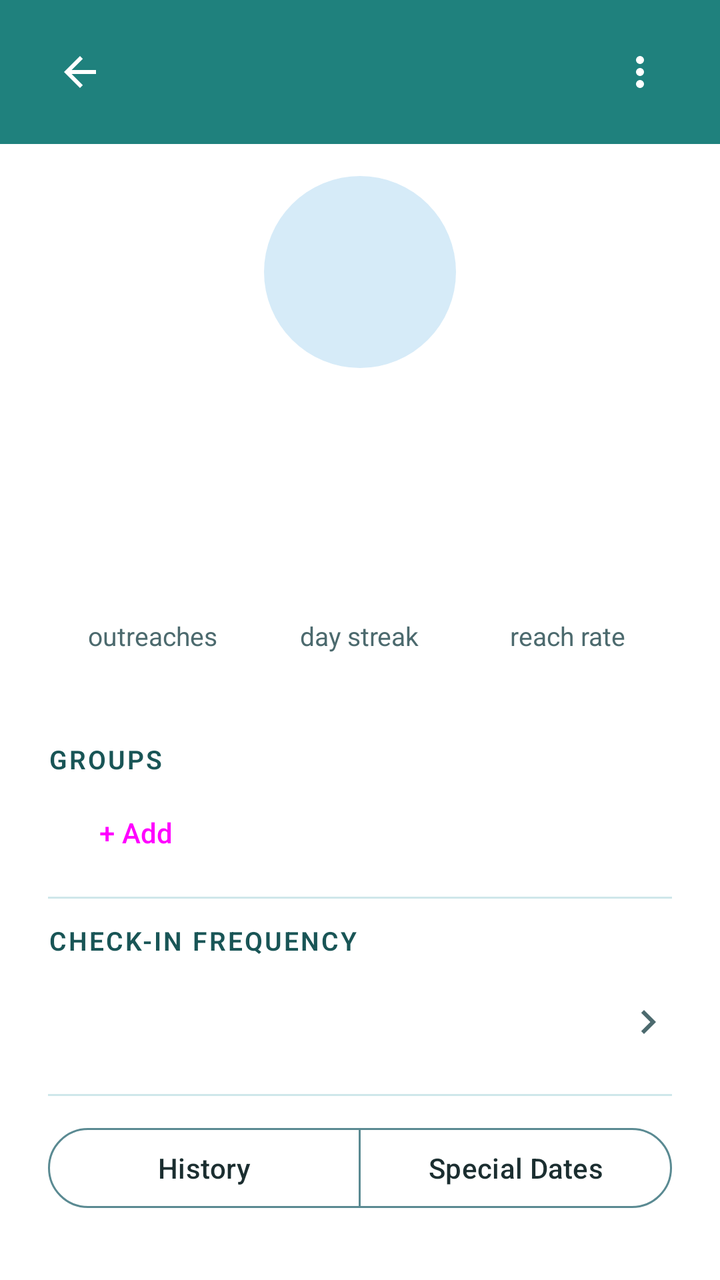
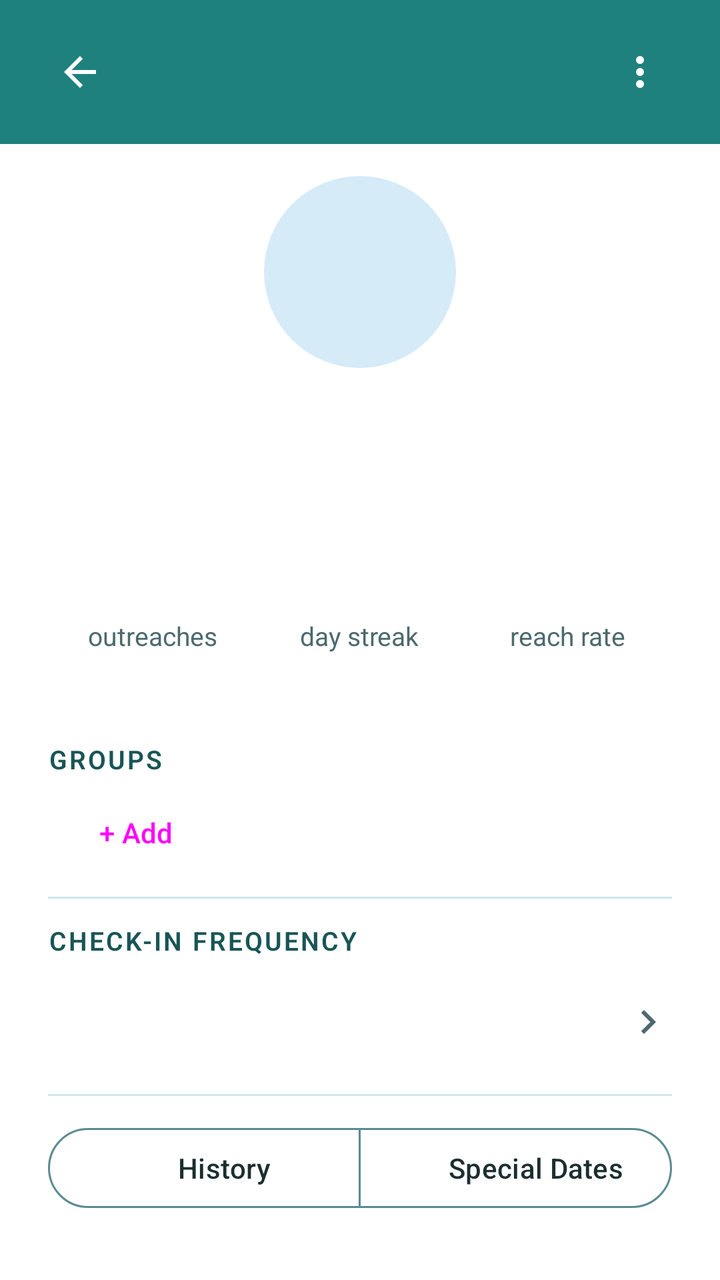

Before-and-after screenshots of an Android layout around one commit, followed by the original layout XML and the change that was made.
<!-- AndroidManifest.xml: application theme Theme.FriendMinder -->
<!-- res/layout/fragment_contact_detail.xml -->
<?xml version="1.0" encoding="utf-8"?>
<FrameLayout xmlns:android="http://schemas.android.com/apk/res/android"
    xmlns:app="http://schemas.android.com/apk/res-auto"
    android:layout_width="match_parent"
    android:layout_height="match_parent">

    <LinearLayout
        android:layout_width="match_parent"
        android:layout_height="match_parent"
        android:orientation="vertical">

    
    <LinearLayout
        android:id="@+id/headerContainer"
        android:layout_width="match_parent"
        android:layout_height="wrap_content"
        android:orientation="vertical"
        android:background="@color/fm_header">

        <View
            android:id="@+id/statusBarSpacer"
            android:layout_width="match_parent"
            android:layout_height="0dp" />

        <FrameLayout
            android:layout_width="match_parent"
            android:layout_height="@dimen/fm_home_header_height">

            <ImageButton
                android:id="@+id/backButton"
                android:layout_width="48dp"
                android:layout_height="48dp"
                android:layout_gravity="start|center_vertical"
                android:layout_marginStart="16dp"
                android:padding="12dp"
                android:background="?attr/selectableItemBackgroundBorderless"
                android:src="@drawable/ic_arrow_back"
                app:tint="@color/fm_on_primary"
                android:contentDescription="@string/content_desc_back" />

            
            <TextView
                android:id="@+id/headerTitle"
                android:layout_width="wrap_content"
                android:layout_height="wrap_content"
                android:layout_gravity="start|center_vertical"
                android:layout_marginStart="72dp"
                android:layout_marginEnd="72dp"
                android:textColor="@color/fm_on_primary"
                android:textSize="@dimen/fm_header_title_size"
                android:maxLines="1"
                android:ellipsize="end" />

            <ImageButton
                android:id="@+id/overflowButton"
                android:layout_width="48dp"
                android:layout_height="48dp"
                android:layout_gravity="end|center_vertical"
                android:layout_marginEnd="16dp"
                android:padding="12dp"
                android:background="?attr/selectableItemBackgroundBorderless"
                android:src="@drawable/ic_more_vert"
                app:tint="@color/fm_on_primary"
                android:contentDescription="@string/content_desc_more_options" />
        </FrameLayout>
    </LinearLayout>

    
    <androidx.core.widget.NestedScrollView
        android:id="@+id/contentScroll"
        android:layout_width="match_parent"
        android:layout_height="0dp"
        android:layout_weight="1"
        android:fillViewport="true">

    <LinearLayout
        android:layout_width="match_parent"
        android:layout_height="wrap_content"
        android:orientation="vertical"
        android:paddingBottom="@dimen/fm_space_4">

        <LinearLayout
            android:layout_width="match_parent"
            android:layout_height="wrap_content"
            android:orientation="vertical"
            android:paddingStart="@dimen/fm_gutter"
            android:paddingEnd="@dimen/fm_gutter"
            android:paddingTop="@dimen/fm_space_4"
            android:paddingBottom="@dimen/fm_space_4">

            <FrameLayout
                android:layout_width="@dimen/fm_avatar_size_detail"
                android:layout_height="@dimen/fm_avatar_size_detail"
                android:layout_gravity="center_horizontal">

                <ImageView
                    android:id="@+id/contactPhoto"
                    android:layout_width="@dimen/fm_avatar_size_detail"
                    android:layout_height="@dimen/fm_avatar_size_detail"
                    android:background="@drawable/bg_avatar_placeholder"
                    android:scaleType="centerCrop"
                    android:visibility="gone"
                    android:contentDescription="@null" />

                <TextView
                    android:id="@+id/contactInitial"
                    android:layout_width="@dimen/fm_avatar_size_detail"
                    android:layout_height="@dimen/fm_avatar_size_detail"
                    android:background="@drawable/bg_avatar_placeholder"
                    android:gravity="center"
                    android:textAppearance="?attr/textAppearanceHeadlineSmall"
                    android:textColor="?attr/colorOnSecondaryContainer" />
            </FrameLayout>

            <TextView
                android:id="@+id/contactNameText"
                android:layout_width="match_parent"
                android:layout_height="wrap_content"
                android:layout_marginTop="@dimen/fm_space_2"
                android:gravity="center"
                android:textAppearance="?attr/textAppearanceHeadlineSmall" />

            <TextView
                android:id="@+id/birthdayFrequencyCaption"
                android:layout_width="match_parent"
                android:layout_height="wrap_content"
                android:gravity="center"
                android:textAppearance="?attr/textAppearanceBodySmall"
                android:textColor="?attr/colorOnSurfaceVariant" />

            
            <LinearLayout
                android:id="@+id/statsRow"
                android:layout_width="match_parent"
                android:layout_height="wrap_content"
                android:layout_marginTop="@dimen/fm_space_8"
                android:layout_marginBottom="@dimen/fm_space_8"
                android:orientation="horizontal">

                <LinearLayout
                    android:id="@+id/outreachesStat"
                    android:layout_width="0dp"
                    android:layout_height="wrap_content"
                    android:layout_weight="1"
                    android:orientation="vertical"
                    android:gravity="center"
                    android:focusable="true"
                    android:importantForAccessibility="yes">

                    <TextView
                        android:id="@+id/outreachesFigure"
                        android:layout_width="wrap_content"
                        android:layout_height="wrap_content"
                        android:fontFamily="sans-serif-medium"
                        android:textSize="24sp"
                        android:textColor="@color/fm_heading"
                        android:gravity="center"
                        android:importantForAccessibility="no" />

                    <TextView
                        android:layout_width="wrap_content"
                        android:layout_height="wrap_content"
                        android:layout_marginTop="@dimen/fm_space_1"
                        android:text="@string/label_stat_outreaches"
                        android:textSize="13sp"
                        android:textColor="@color/fm_ink_dim"
                        android:gravity="center"
                        android:importantForAccessibility="no" />
                </LinearLayout>

                <LinearLayout
                    android:id="@+id/streakStat"
                    android:layout_width="0dp"
                    android:layout_height="wrap_content"
                    android:layout_weight="1"
                    android:orientation="vertical"
                    android:gravity="center"
                    android:focusable="true"
                    android:importantForAccessibility="yes">

                    <TextView
                        android:id="@+id/streakFigure"
                        android:layout_width="wrap_content"
                        android:layout_height="wrap_content"
                        android:fontFamily="sans-serif-medium"
                        android:textSize="24sp"
                        android:textColor="@color/fm_heading"
                        android:gravity="center"
                        android:importantForAccessibility="no" />

                    <TextView
                        android:layout_width="wrap_content"
                        android:layout_height="wrap_content"
                        android:layout_marginTop="@dimen/fm_space_1"
                        android:text="@string/label_stat_day_streak"
                        android:textSize="13sp"
                        android:textColor="@color/fm_ink_dim"
                        android:gravity="center"
                        android:importantForAccessibility="no" />
                </LinearLayout>

                <LinearLayout
                    android:id="@+id/reachRateStat"
                    android:layout_width="0dp"
                    android:layout_height="wrap_content"
                    android:layout_weight="1"
                    android:orientation="vertical"
                    android:gravity="center"
                    android:focusable="true"
                    android:importantForAccessibility="yes">

                    <TextView
                        android:id="@+id/reachRateFigure"
                        android:layout_width="wrap_content"
                        android:layout_height="wrap_content"
                        android:fontFamily="sans-serif-medium"
                        android:textSize="24sp"
                        android:textColor="@color/fm_heading"
                        android:gravity="center"
                        android:importantForAccessibility="no" />

                    <TextView
                        android:layout_width="wrap_content"
                        android:layout_height="wrap_content"
                        android:layout_marginTop="@dimen/fm_space_1"
                        android:text="@string/label_stat_reach_rate"
                        android:textSize="13sp"
                        android:textColor="@color/fm_ink_dim"
                        android:gravity="center"
                        android:importantForAccessibility="no" />
                </LinearLayout>

            </LinearLayout>

            <TextView
                android:layout_width="match_parent"
                android:layout_height="wrap_content"
                android:layout_marginTop="@dimen/fm_space_3"
                android:text="@string/label_groups_header"
                android:textAppearance="@style/TextAppearance.FM.SectionLabel" />

            <com.google.android.material.chip.ChipGroup
                android:id="@+id/groupsChipGroup"
                android:layout_width="match_parent"
                android:layout_height="wrap_content"
                android:layout_marginTop="@dimen/fm_space_1" />

            <Button
                android:id="@+id/addGroupButton"
                style="@style/Widget.Material3.Button.TextButton"
                android:layout_width="wrap_content"
                android:layout_height="wrap_content"
                android:text="@string/action_add_group_chip" />

            <View
                android:layout_width="match_parent"
                android:layout_height="1dp"
                android:layout_marginTop="@dimen/fm_space_2"
                android:background="?attr/colorOutlineVariant" />

            
            <TextView
                android:layout_width="match_parent"
                android:layout_height="wrap_content"
                android:layout_marginTop="@dimen/fm_space_3"
                android:text="@string/label_checkin_frequency_header"
                android:textAppearance="@style/TextAppearance.FM.SectionLabel" />

            <LinearLayout
                android:id="@+id/checkInFrequencyRow"
                android:layout_width="match_parent"
                android:layout_height="56dp"
                android:layout_marginTop="@dimen/fm_space_1"
                android:orientation="horizontal"
                android:gravity="center_vertical"
                android:background="@drawable/bg_home_row_ripple"
                android:clickable="true"
                android:focusable="true">

                <TextView
                    android:id="@+id/checkInFrequencyValue"
                    android:layout_width="0dp"
                    android:layout_height="wrap_content"
                    android:layout_weight="1"
                    android:textSize="17sp"
                    android:textColor="@color/fm_ink" />

                <ImageView
                    android:layout_width="24dp"
                    android:layout_height="24dp"
                    android:src="@drawable/ic_chevron_right"
                    android:importantForAccessibility="no" />
            </LinearLayout>

            <View
                android:layout_width="match_parent"
                android:layout_height="1dp"
                android:layout_marginTop="@dimen/fm_space_2"
                android:background="?attr/colorOutlineVariant" />

            <com.google.android.material.button.MaterialButtonToggleGroup
                android:id="@+id/tabToggleGroup"
                android:layout_width="match_parent"
                android:layout_height="wrap_content"
                android:layout_marginTop="@dimen/fm_space_3"
                app:singleSelection="true"
                app:selectionRequired="true">

                <com.google.android.material.button.MaterialButton
                    android:id="@+id/historyToggleButton"
                    style="@style/Widget.Material3.Button.OutlinedButton"
                    android:layout_width="0dp"
                    android:layout_height="48dp"
                    android:layout_weight="1"
                    android:text="@string/label_tab_history" />

                <com.google.android.material.button.MaterialButton
                    android:id="@+id/specialDatesToggleButton"
                    style="@style/Widget.Material3.Button.OutlinedButton"
                    android:layout_width="0dp"
                    android:layout_height="48dp"
                    android:layout_weight="1"
                    android:text="@string/label_tab_special_dates" />
            </com.google.android.material.button.MaterialButtonToggleGroup>
        </LinearLayout>

    <FrameLayout
        android:layout_width="match_parent"
        android:layout_height="wrap_content">

        <androidx.recyclerview.widget.RecyclerView
            android:id="@+id/historyRecyclerView"
            android:layout_width="match_parent"
            android:layout_height="wrap_content"
            android:nestedScrollingEnabled="false" />

        <TextView
            android:id="@+id/historyEmptyText"
            android:layout_width="match_parent"
            android:layout_height="wrap_content"
            android:layout_gravity="center"
            android:gravity="center"
            android:padding="@dimen/fm_space_8"
            android:text="@string/label_history_empty"
            android:textAppearance="?attr/textAppearanceBodyLarge"
            android:visibility="gone" />

        <FrameLayout
            android:id="@+id/specialDatesScroll"
            android:layout_width="match_parent"
            android:layout_height="wrap_content"
            android:visibility="gone">

            <LinearLayout
                android:layout_width="match_parent"
                android:layout_height="wrap_content"
                android:orientation="vertical"
                android:paddingStart="@dimen/fm_gutter"
                android:paddingTop="@dimen/fm_space_4"
                android:paddingEnd="@dimen/fm_gutter"
                android:paddingBottom="@dimen/fm_space_4">

                <TextView
                    android:id="@+id/specialDatesEmptyText"
                    android:layout_width="match_parent"
                    android:layout_height="wrap_content"
                    android:gravity="center"
                    android:padding="@dimen/fm_space_4"
                    android:text="@string/label_special_dates_empty"
                    android:textAppearance="?attr/textAppearanceBodyLarge"
                    android:visibility="gone" />

                <LinearLayout
                    android:id="@+id/specialDatesContainer"
                    android:layout_width="match_parent"
                    android:layout_height="wrap_content"
                    android:orientation="vertical" />

                <Button
                    android:id="@+id/addSpecialDateButton"
                    style="@style/Widget.Material3.Button.OutlinedButton"
                    android:layout_width="match_parent"
                    android:layout_height="48dp"
                    android:layout_marginTop="@dimen/fm_space_4"
                    android:text="@string/action_add_special_date" />
            </LinearLayout>
        </FrameLayout>
    </FrameLayout>
    </LinearLayout>
    </androidx.core.widget.NestedScrollView>
    </LinearLayout>

</FrameLayout>
<!-- resources referenced by this layout -->
<resources>
  <color name="fm_header">#1F817D</color>
  <color name="fm_heading">#195556</color>
  <color name="fm_ink">#1B2E30</color>
  <color name="fm_ink_dim">#4C6A6E</color>
  <color name="fm_on_primary">#FFFFFF</color>
  <dimen name="fm_avatar_size_detail">96dp</dimen>
  <dimen name="fm_gutter">24dp</dimen>
  <dimen name="fm_header_title_size">30sp</dimen>
  <dimen name="fm_home_header_height">72dp</dimen>
  <dimen name="fm_space_1">4dp</dimen>
  <dimen name="fm_space_2">8dp</dimen>
  <dimen name="fm_space_3">12dp</dimen>
  <dimen name="fm_space_4">16dp</dimen>
  <dimen name="fm_space_8">32dp</dimen>
  <!-- drawable bg_avatar_placeholder (drawable) -->
  <shape xmlns:android="http://schemas.android.com/apk/res/android" android:shape="oval">
      <solid android:color="?attr/colorSecondaryContainer" />
  </shape>
  <!-- drawable bg_home_row_ripple (drawable) -->
  <?xml version="1.0" encoding="utf-8"?>
  <ripple xmlns:android="http://schemas.android.com/apk/res/android"
      android:color="#1F1F817D" />
  <string name="action_add_group_chip">+ Add</string>
  <string name="action_add_special_date">Add special date</string>
  <string name="content_desc_back">Back</string>
  <string name="content_desc_more_options">More options</string>
  <string name="label_checkin_frequency_header">Check-in frequency</string>
  <string name="label_groups_header">Groups</string>
  <string name="label_history_empty">No outreach logged yet — send a message or log a hangout</string>
  <string name="label_special_dates_empty">No special dates yet</string>
  <string name="label_stat_day_streak">day streak</string>
  <string name="label_stat_outreaches">outreaches</string>
  <string name="label_stat_reach_rate">reach rate</string>
  <string name="label_tab_history">History</string>
  <string name="label_tab_special_dates">Special Dates</string>
  <color name="fm_primary">#1F817D</color>
  <color name="fm_primary_container">#B0E8E6</color>
  <color name="fm_on_primary_container">#195556</color>
  <color name="fm_secondary">#5ABBEB</color>
  <color name="fm_on_secondary">#0A2E31</color>
  <color name="fm_secondary_container">#D6EBF8</color>
  <color name="fm_on_secondary_container">#0A2E31</color>
  <color name="fm_surface">#FFFFFF</color>
  <color name="fm_surface_variant">#D3E9F4</color>
  <color name="fm_outline">#5A8A92</color>
  <color name="fm_divider">#CFE7EA</color>
  <color name="fm_error">#B3261E</color>
  <color name="fm_error_container">#F9DEDC</color>
  <color name="fm_on_error_container">#410E0B</color>
  <color name="fm_surface_sunken">#EFF8FA</color>
  <style name="Widget.FriendMinder.BottomSheet.Modal" parent="Widget.Material3.BottomSheet.Modal">
          <item name="backgroundTint">@color/fm_surface</item>
      </style>
  <color name="fm_accent">#155D5B</color>
  <!-- unchanged entries left out for length: 8 -->
</resources>

<!-- the commit's change to res/layout/fragment_contact_detail.xml (unified diff, before → after) -->
@@ -308,7 +308,7 @@
 
                 <com.google.android.material.button.MaterialButton
                     android:id="@+id/historyToggleButton"
-                    style="@style/Widget.Material3.Button.OutlinedButton"
+                    style="@style/Widget.FM.SegmentedButton"
                     android:layout_width="0dp"
                     android:layout_height="48dp"
                     android:layout_weight="1"
@@ -316,7 +316,7 @@
 
                 <com.google.android.material.button.MaterialButton
                     android:id="@+id/specialDatesToggleButton"
-                    style="@style/Widget.Material3.Button.OutlinedButton"
+                    style="@style/Widget.FM.SegmentedButton"
                     android:layout_width="0dp"
                     android:layout_height="48dp"
                     android:layout_weight="1"
<!-- resource entries referenced after the edit -->
@@ -35,6 +35,18 @@
   <string name="label_stat_reach_rate">reach rate</string>
   <string name="label_tab_history">History</string>
   <string name="label_tab_special_dates">Special Dates</string>
+  <style name="Widget.FM.SegmentedButton" parent="Widget.Material3.Button.OutlinedButton">
+          <item name="backgroundTint">@color/fm_segment_background</item>
+          <item name="android:textColor">@color/fm_segment_label</item>
+          <item name="strokeColor">@color/fm_outline</item>
+          <item name="strokeWidth">1dp</item>
+          <item name="icon">@drawable/ic_check_small</item>
+          <item name="iconSize">16dp</item>
+          <item name="iconPadding">4dp</item>
+          <item name="iconGravity">textStart</item>
+          <item name="iconTint">@color/fm_segment_icon</item>
+          <item name="rippleColor">@color/fm_primary</item>
+      </style>
   <color name="fm_primary">#1F817D</color>
   <color name="fm_primary_container">#B0E8E6</color>
   <color name="fm_on_primary_container">#195556</color>
@@ -45,6 +57,17 @@
   <color name="fm_surface">#FFFFFF</color>
   <color name="fm_surface_variant">#D3E9F4</color>
   <color name="fm_outline">#5A8A92</color>
+  <!-- drawable ic_check_small (drawable) -->
+  <?xml version="1.0" encoding="utf-8"?>
+  <vector xmlns:android="http://schemas.android.com/apk/res/android"
+      android:width="16dp"
+      android:height="16dp"
+      android:viewportWidth="24"
+      android:viewportHeight="24">
+      <path
+          android:fillColor="@android:color/white"
+          android:pathData="M9,16.17L4.83,12l-1.41,1.41L9,19 21,7l-1.41,-1.41z" />
+  </vector>
   <color name="fm_divider">#CFE7EA</color>
   <color name="fm_error">#B3261E</color>
   <color name="fm_error_container">#F9DEDC</color>
